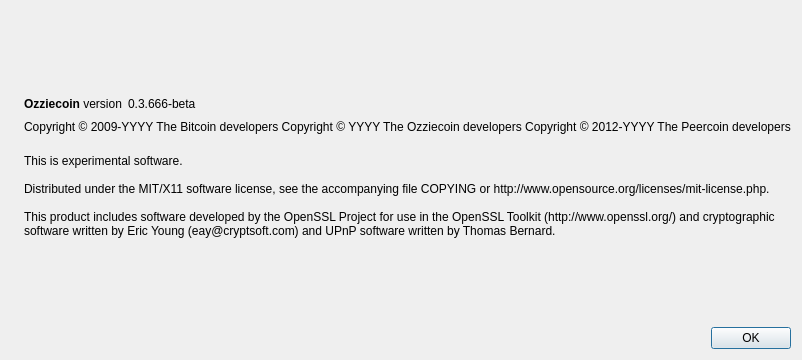
This is src/qt/forms/aboutdialog.ui in bumbacoin/ozziecoinTEST as Qt 5 draws it before an edit. The edited form follows.
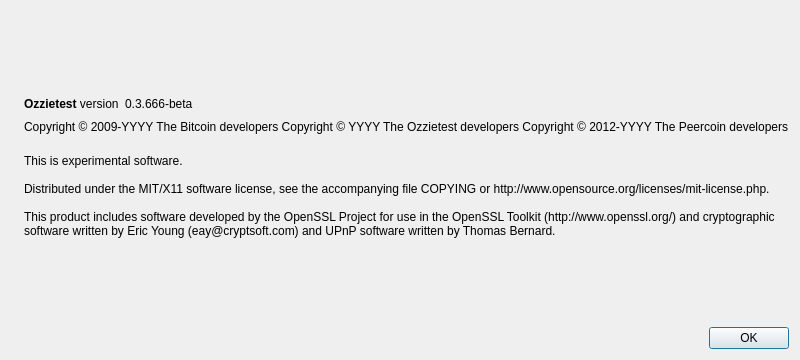
This is the edited form. Icons and pictures are not drawn.

Commit message: rebrand ozziecoin to ozzietest

Diff of the .ui file:
```diff
--- a/src/qt/forms/aboutdialog.ui
+++ b/src/qt/forms/aboutdialog.ui
@@ -50,7 +50,7 @@
           <cursorShape>IBeamCursor</cursorShape>
          </property>
          <property name="text">
-          <string>&lt;b&gt;Ozziecoin&lt;/b&gt; version</string>
+          <string>&lt;b&gt;Ozzietest&lt;/b&gt; version</string>
          </property>
          <property name="textInteractionFlags">
           <set>Qt::LinksAccessibleByMouse|Qt::TextSelectableByKeyboard|Qt::TextSelectableByMouse</set>
@@ -92,7 +92,7 @@
        </property>
        <property name="text">
         <string notr="true">Copyright &amp;copy; 2009-YYYY The Bitcoin developers
-Copyright &amp;copy; YYYY The Ozziecoin developers
+Copyright &amp;copy; YYYY The Ozzietest developers
 Copyright &amp;copy; 2012-YYYY The Peercoin developers</string>
        </property>
        <property name="textFormat">
```
Left out of the diff: 2 changed lines with no effect on the pictures. The commit also changes 112 other files.
